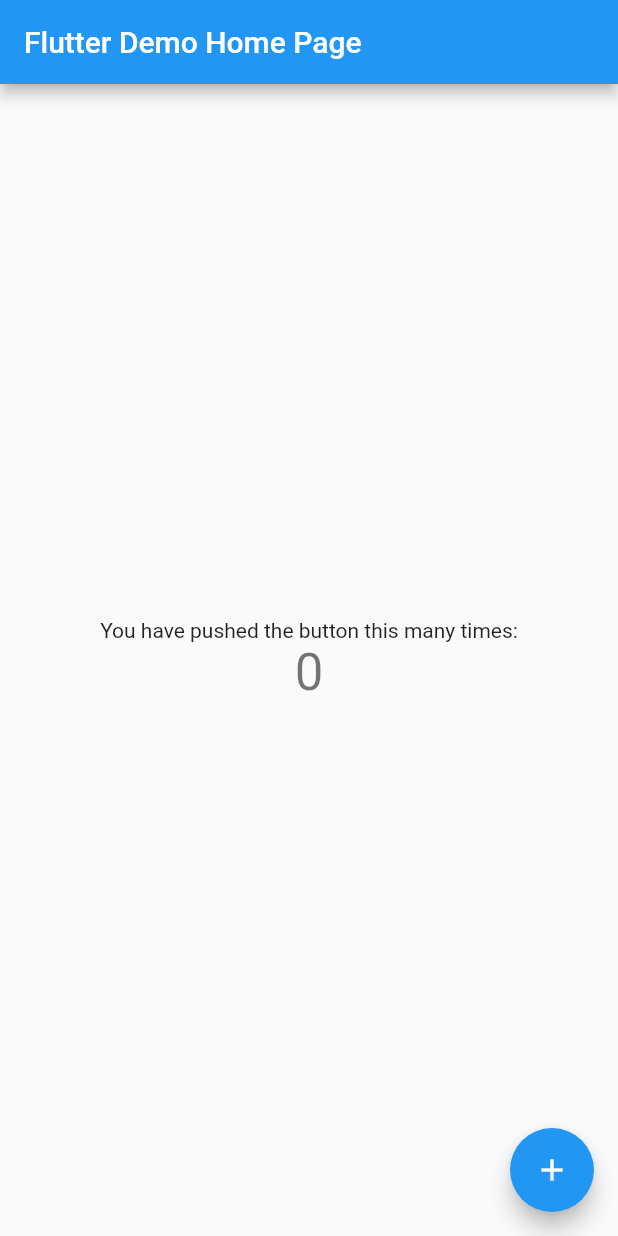
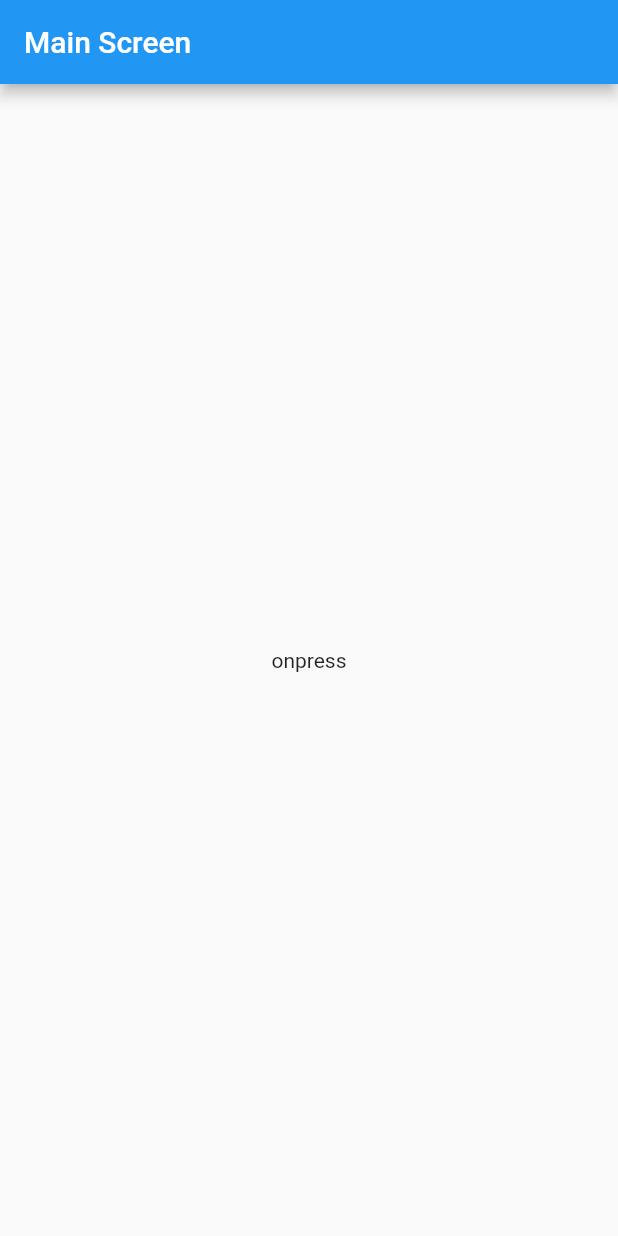
Before and after one commit to QuanDaoXuan/Flutter_Basic, a Flutter app: the screen it shows after launch, on a phone screen of 412 x 824 dp. Run offline on Flutter 3.47's test engine with Material 2 defaults, Android fonts, the phone set to English and light mode, and no system bars.

```diff
--- a/flutter_app/lib/main.dart
+++ b/flutter_app/lib/main.dart
@@ -1,117 +1,63 @@
+
+
 import 'package:flutter/material.dart';
 
 void main() {
-  runApp(MyApp());
+  runApp(MaterialApp(
+    initialRoute: '/Main',
+    routes: {
+      '/Main': (context) => MainApp(),
+      ExtractArgumentScreen.routeName: (context) => ExtractArgumentScreen()
+    },
+    title: "navigation",
+  ));
 }
 
-class MyApp extends StatelessWidget {
-  // This widget is the root of your application.
+
+class ScreenArguments{
+  final String title;
+  final String msg;
+
+  ScreenArguments(this.title,this.msg);
+}
+
+class MainApp extends StatelessWidget{
   @override
   Widget build(BuildContext context) {
-    return MaterialApp(
-      title: 'Flutter Demo',
-      theme: ThemeData(
-        // This is the theme of your application.
-        //
-        // Try running your application with "flutter run". You'll see the
-        // application has a blue toolbar. Then, without quitting the app, try
-        // changing the primarySwatch below to Colors.green and then invoke
-        // "hot reload" (press "r" in the console where you ran "flutter run",
-        // or simply save your changes to "hot reload" in a Flutter IDE).
-        // Notice that the counter didn't reset back to zero; the application
-        // is not restarted.
-        primarySwatch: Colors.blue,
-        // This makes the visual density adapt to the platform that you run
-        // the app on. For desktop platforms, the controls will be smaller and
-        // closer together (more dense) than on mobile platforms.
-        visualDensity: VisualDensity.adaptivePlatformDensity,
-      ),
-      home: MyHomePage(title: 'Flutter Demo Home Page'),
+    // TODO: implement build
+    return Scaffold(
+        appBar: AppBar(
+          title: Text('Main Screen'),
+        ),
+        body: Center(
+          child: new GestureDetector(
+            onTap: (){
+
+              Navigator.pushNamed(context, ExtractArgumentScreen.routeName,arguments: ScreenArguments('navigation status','navigation success'));
+            },
+            child: new Text("onpress"),
+          ),
+        )
     );
   }
 }
 
-class MyHomePage extends StatefulWidget {
-  MyHomePage({Key key, this.title}) : super(key: key);
 
-  // This widget is the home page of your application. It is stateful, meaning
-  // that it has a State object (defined below) that contains fields that affect
-  // how it looks.
 
-  // This class is the configuration for the state. It holds the values (in this
-  // case the title) provided by the parent (in this case the App widget) and
-  // used by the build method of the State. Fields in a Widget subclass are
-  // always marked "final".
-
-  final String title;
+class ExtractArgumentScreen extends StatelessWidget{
+  static const routeName = '/extractArguments';
 
   @override
-  _MyHomePageState createState() => _MyHomePageState();
-}
+  Widget build(BuildContext context){
+    final ScreenArguments args = ModalRoute.of(context).settings.arguments;
 
-class _MyHomePageState extends State<MyHomePage> {
-  int _counter = 0;
-
-  void _incrementCounter() {
-    setState(() {
-      // This call to setState tells the Flutter framework that something has
-      // changed in this State, which causes it to rerun the build method below
-      // so that the display can reflect the updated values. If we changed
-      // _counter without calling setState(), then the build method would not be
-      // called again, and so nothing would appear to happen.
-      _counter++;
-    });
-  }
-
-  @override
-  Widget build(BuildContext context) {
-    // This method is rerun every time setState is called, for instance as done
-    // by the _incrementCounter method above.
-    //
-    // The Flutter framework has been optimized to make rerunning build methods
-    // fast, so that you can just rebuild anything that needs updating rather
-    // than having to individually change instances of widgets.
     return Scaffold(
       appBar: AppBar(
-        // Here we take the value from the MyHomePage object that was created by
-        // the App.build method, and use it to set our appbar title.
-        title: Text(widget.title),
+        title: Text(args.title),
       ),
       body: Center(
-        // Center is a layout widget. It takes a single child and positions it
-        // in the middle of the parent.
-        child: Column(
-          // Column is also a layout widget. It takes a list of children and
-          // arranges them vertically. By default, it sizes itself to fit its
-          // children horizontally, and tries to be as tall as its parent.
-          //
-          // Invoke "debug painting" (press "p" in the console, choose the
-          // "Toggle Debug Paint" action from the Flutter Inspector in Android
-          // Studio, or the "Toggle Debug Paint" command in Visual Studio Code)
-          // to see the wireframe for each widget.
-          //
-          // Column has various properties to control how it sizes itself and
-          // how it positions its children. Here we use mainAxisAlignment to
-          // center the children vertically; the main axis here is the vertical
-          // axis because Columns are vertical (the cross axis would be
-          // horizontal).
-          mainAxisAlignment: MainAxisAlignment.center,
-          children: <Widget>[
-            Text(
-              'You have pushed the button this many times:',
-            ),
-            Text(
-              '$_counter',
-              style: Theme.of(context).textTheme.headline4,
-            ),
-          ],
-        ),
+        child: Text(args.msg),
       ),
-      floatingActionButton: FloatingActionButton(
-        onPressed: _incrementCounter,
-        tooltip: 'Increment',
-        child: Icon(Icons.add),
-      ), // This trailing comma makes auto-formatting nicer for build methods.
     );
   }
 }
```
